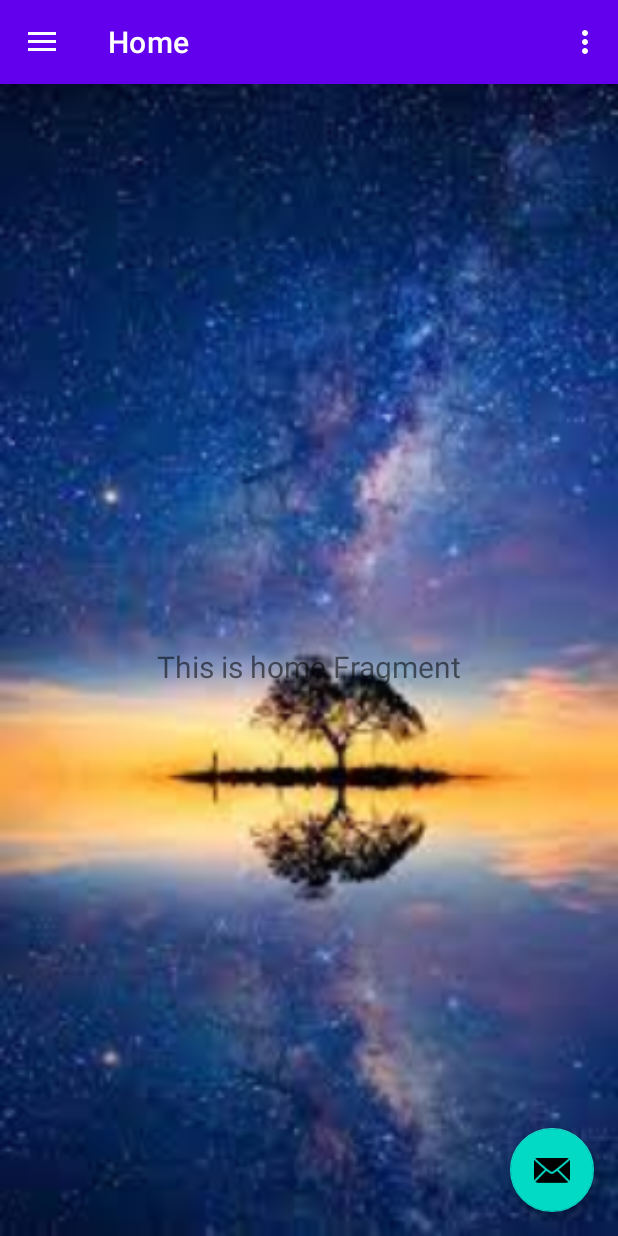
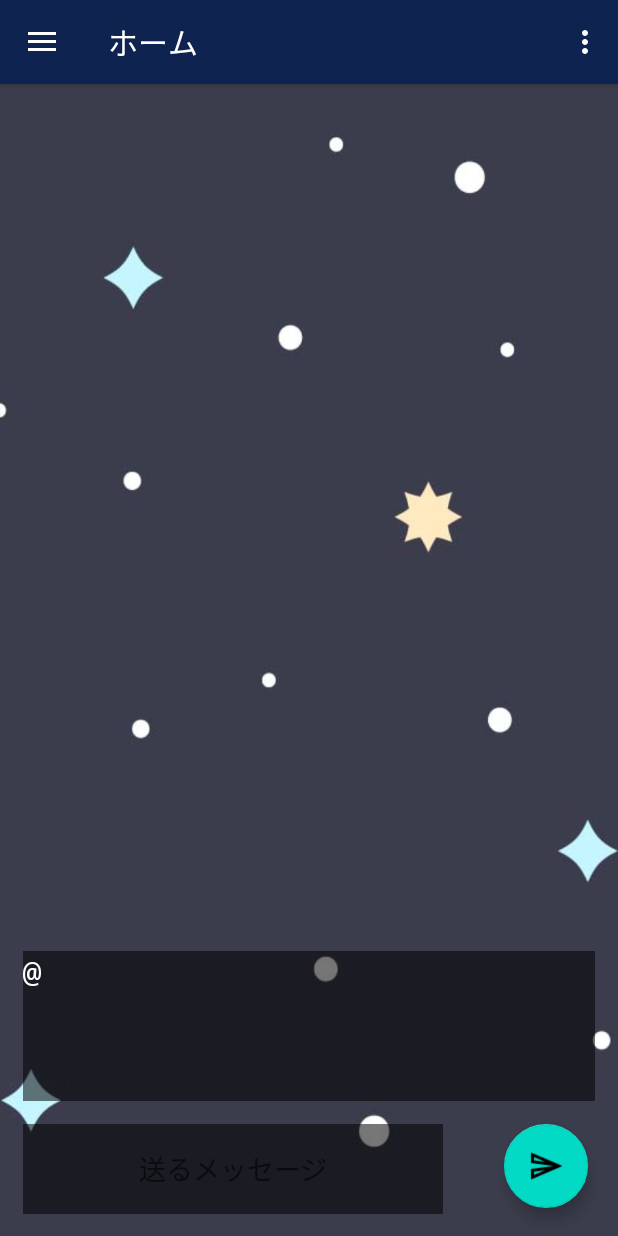
Before and after one commit to MioYamamoto55/Hamburgerbar, an Android app: the screen it shows after launch (MainActivity), on a phone screen of 412 x 824 dp. Run offline under Robolectric (Android 15) with nearby library versions, the phone set to English and light mode, and no system bars; our stand-ins replace navigation-ui.

Commit message:
SSTデザインまで

```diff
--- a/app/src/main/java/com/example/hamburgerbar/MainActivity.kt
+++ b/app/src/main/java/com/example/hamburgerbar/MainActivity.kt
@@ -1,10 +1,8 @@
 package com.example.hamburgerbar
 
-import android.opengl.GLSurfaceView
+
 import android.os.Bundle
 import android.view.Menu
-import android.view.MotionEvent
-import com.google.android.material.snackbar.Snackbar
 import com.google.android.material.navigation.NavigationView
 import androidx.navigation.findNavController
 import androidx.navigation.ui.AppBarConfiguration
@@ -22,16 +20,11 @@ class MainActivity : AppCompatActivity() {
 
     override fun onCreate(savedInstanceState: Bundle?) {
         super.onCreate(savedInstanceState)
-
         binding = ActivityMainBinding.inflate(layoutInflater)
         setContentView(binding.root)
 
         setSupportActionBar(binding.appBarMain.toolbar)
 
-        binding.appBarMain.fab.setOnClickListener { view ->
-            Snackbar.make(view, "Replace with your own action", Snackbar.LENGTH_LONG)
-                .setAction("Action", null).show()
-        }
         val drawerLayout: DrawerLayout = binding.drawerLayout
         val navView: NavigationView = binding.navView
         val navController = findNavController(R.id.nav_host_fragment_content_main)
--- a/app/src/main/java/com/example/hamburgerbar/ui/gallery/GalleryFragment.kt
+++ b/app/src/main/java/com/example/hamburgerbar/ui/gallery/GalleryFragment.kt
@@ -8,7 +8,6 @@ import android.widget.TextView
 import androidx.fragment.app.Fragment
 import androidx.lifecycle.Observer
 import androidx.lifecycle.ViewModelProvider
-import com.example.hamburgerbar.R
 import com.example.hamburgerbar.databinding.FragmentGalleryBinding
 
 class GalleryFragment : Fragment() {
--- a/app/src/main/java/com/example/hamburgerbar/ui/home/HomeFragment.kt
+++ b/app/src/main/java/com/example/hamburgerbar/ui/home/HomeFragment.kt
@@ -1,17 +1,42 @@
 package com.example.hamburgerbar.ui.home
 
+import android.app.Activity
+import android.content.Intent
 import android.os.Bundle
+import android.speech.RecognizerIntent
+import android.speech.tts.TextToSpeech
+import android.text.method.ScrollingMovementMethod
 import android.view.LayoutInflater
 import android.view.View
 import android.view.ViewGroup
+import android.widget.EditText
 import android.widget.TextView
+import android.widget.Toast
 import androidx.fragment.app.Fragment
 import androidx.lifecycle.Observer
 import androidx.lifecycle.ViewModelProvider
 import com.example.hamburgerbar.R
 import com.example.hamburgerbar.databinding.FragmentHomeBinding
+import com.google.android.material.floatingactionbutton.FloatingActionButton
+import java.util.*
 
 class HomeFragment : Fragment() {
+    val btn_tts = view?.findViewById<FloatingActionButton>(R.id.btn_tts)
+    val et_text_input = view?.findViewById<EditText>(R.id.et_text_input)
+
+    //SST
+    companion object {
+        private const val REQUEST_CODE_STT = 1
+    }
+    private val textToSpeechEngine: TextToSpeech by lazy {
+        TextToSpeech(requireActivity(),
+            TextToSpeech.OnInitListener { status ->
+                if (status == TextToSpeech.SUCCESS) {
+                    textToSpeechEngine.language = Locale.JAPANESE
+                }
+            })
+    }
+    //</SST>
 
     private lateinit var homeViewModel: HomeViewModel
     private var _binding: FragmentHomeBinding? = null
@@ -32,10 +57,53 @@ class HomeFragment : Fragment() {
         val root: View = binding.root
 
         val textView: TextView = binding.textHome
+
         homeViewModel.text.observe(viewLifecycleOwner, Observer {
             textView.text = it
+            textView.movementMethod = ScrollingMovementMethod()
+
         })
         return root
+    }
+
+    //<SST func>
+    /*フラグメントにsetOnClickListener→*/
+    override fun onStart() {
+        super.onStart()
+        btn_tts?.setOnClickListener {
+            val text = et_text_input?.text.toString().trim()
+            if (text.isNotEmpty()) {
+                textToSpeechEngine.speak(text, TextToSpeech.QUEUE_FLUSH, null, "tts1")
+            } else {
+                Toast.makeText(requireActivity(), "入力が確認できません。", Toast.LENGTH_LONG).show()
+            }
+        }
+        //</SST func>
+    }
+
+    override fun onActivityResult(requestCode: Int, resultCode: Int, data: Intent?) {
+        super.onActivityResult(requestCode, resultCode, data)
+        when (requestCode) {
+            REQUEST_CODE_STT -> {
+                if (resultCode == Activity.RESULT_OK && data != null) {
+                    val result = data.getStringArrayListExtra(RecognizerIntent.EXTRA_RESULTS)
+                    result?.let {
+                        val recognizedText = it[0]
+                        et_text_input?.setText(recognizedText)
+                    }
+                }
+            }
+        }
+    }
+
+    override fun onPause() {
+        textToSpeechEngine.stop()
+        super.onPause()
+    }
+
+    override fun onDestroy() {
+        textToSpeechEngine.shutdown()
+        super.onDestroy()
     }
 
     override fun onDestroyView() {
--- a/app/src/main/java/com/example/hamburgerbar/ui/home/HomeViewModel.kt
+++ b/app/src/main/java/com/example/hamburgerbar/ui/home/HomeViewModel.kt
@@ -1,5 +1,6 @@
 package com.example.hamburgerbar.ui.home
 
+import android.text.method.ScrollingMovementMethod
 import androidx.lifecycle.LiveData
 import androidx.lifecycle.MutableLiveData
 import androidx.lifecycle.ViewModel
@@ -7,7 +8,9 @@ import androidx.lifecycle.ViewModel
 class HomeViewModel : ViewModel() {
 
     private val _text = MutableLiveData<String>().apply {
-        value = "This is home Fragment"
+        value = "@"
     }
     val text: LiveData<String> = _text
+
+
 }
--- a/app/src/main/java/com/example/hamburgerbar/ui/slideshow/SlideshowFragment.kt
+++ b/app/src/main/java/com/example/hamburgerbar/ui/trophy/SlideshowFragment.kt
@@ -1,4 +1,4 @@
-package com.example.hamburgerbar.ui.slideshow
+package com.example.hamburgerbar.ui.trophy
 
 import android.os.Bundle
 import android.view.LayoutInflater
@@ -8,7 +8,6 @@ import android.widget.TextView
 import androidx.fragment.app.Fragment
 import androidx.lifecycle.Observer
 import androidx.lifecycle.ViewModelProvider
-import com.example.hamburgerbar.R
 import com.example.hamburgerbar.databinding.FragmentSlideshowBinding
 
 class SlideshowFragment : Fragment() {
--- a/app/src/main/java/com/example/hamburgerbar/ui/slideshow/SlideshowViewModel.kt
+++ b/app/src/main/java/com/example/hamburgerbar/ui/trophy/SlideshowViewModel.kt
@@ -1,4 +1,4 @@
-package com.example.hamburgerbar.ui.slideshow
+package com.example.hamburgerbar.ui.trophy
 
 import androidx.lifecycle.LiveData
 import androidx.lifecycle.MutableLiveData
--- a/app/src/main/res/layout/app_bar_main.xml
+++ b/app/src/main/res/layout/app_bar_main.xml
@@ -15,20 +15,12 @@
             android:id="@+id/toolbar"
             android:layout_width="match_parent"
             android:layout_height="?attr/actionBarSize"
-            android:background="?attr/colorPrimary"
+            android:background="@color/indigo"
             app:popupTheme="@style/Theme.HamburgerBar.PopupOverlay" />
 
     </com.google.android.material.appbar.AppBarLayout>
 
     <include layout="@layout/content_main" />
 
-    <com.google.android.material.floatingactionbutton.FloatingActionButton
-        android:id="@+id/fab"
-        android:layout_width="wrap_content"
-        android:layout_height="wrap_content"
-        android:layout_gravity="bottom|end"
-        android:layout_marginEnd="@dimen/fab_margin"
-        android:layout_marginBottom="16dp"
-        app:srcCompat="@android:drawable/ic_dialog_email" />
 
 </androidx.coordinatorlayout.widget.CoordinatorLayout>
--- a/app/src/main/res/layout/fragment_gallery.xml
+++ b/app/src/main/res/layout/fragment_gallery.xml
@@ -5,11 +5,6 @@
     android:layout_width="match_parent"
     android:layout_height="match_parent"
     tools:context=".ui.gallery.GalleryFragment">
-
-    <ImageView
-        android:background="@drawable/gallery_img"
-        android:layout_width="match_parent"
-        android:layout_height="match_parent"/>
 
     <TextView
         android:id="@+id/text_gallery"
--- a/app/src/main/res/layout/fragment_home.xml
+++ b/app/src/main/res/layout/fragment_home.xml
@@ -7,21 +7,51 @@
     tools:context=".ui.home.HomeFragment">
 
     <ImageView
-        android:background="@drawable/home_img"
+        android:id="@+id/imageView2"
         android:layout_width="match_parent"
-        android:layout_height="match_parent"/>
+        android:layout_height="match_parent"
+        android:adjustViewBounds="true"
+        android:background="@drawable/background" />
+
 
     <TextView
         android:id="@+id/text_home"
         android:layout_width="match_parent"
+        android:layout_height="100dp"
+        android:layout_marginStart="15dp"
+        android:layout_marginEnd="15dp"
+        android:layout_marginBottom="90dp"
+        android:background="#88000000"
+        android:fontFamily="monospace"
+        android:textColor="@color/white"
+        android:textSize="20sp"
+        app:layout_constraintBottom_toBottomOf="@+id/imageView2"
+        app:layout_constraintEnd_toEndOf="parent"
+        app:layout_constraintStart_toStartOf="parent" />
+
+    <EditText
+        android:id="@+id/et_text_input"
+        android:layout_width="280dp"
+        android:layout_height="60dp"
+        android:layout_marginStart="15dp"
+        android:layout_marginTop="15dp"
+        android:maxLength="30"
+        android:gravity="center"
+        android:textColor="@color/white"
+        android:hint="@string/text_from_stt_or_for_tts_goes_here"
+        app:layout_constraintStart_toStartOf="parent"
+        app:layout_constraintTop_toBottomOf="@+id/text_home"
+        android:background="#88000000"/>
+
+    <com.google.android.material.floatingactionbutton.FloatingActionButton
+        android:id="@+id/btn_tts"
+        android:src="@drawable/outline_send_black_24"
+        android:layout_width="wrap_content"
         android:layout_height="wrap_content"
-        android:layout_marginStart="8dp"
-        android:layout_marginTop="8dp"
-        android:layout_marginEnd="8dp"
-        android:textAlignment="center"
-        android:textSize="20sp"
-        app:layout_constraintBottom_toBottomOf="parent"
+        android:layout_marginTop="15dp"
+        android:layout_marginEnd="20dp"
+        android:text="@string/send"
         app:layout_constraintEnd_toEndOf="parent"
-        app:layout_constraintStart_toStartOf="parent"
-        app:layout_constraintTop_toTopOf="parent" />
+        app:layout_constraintTop_toBottomOf="@+id/text_home" />
+
 </androidx.constraintlayout.widget.ConstraintLayout>
--- a/app/src/main/res/layout/fragment_slideshow.xml
+++ b/app/src/main/res/layout/fragment_slideshow.xml
@@ -4,12 +4,7 @@
     xmlns:tools="http://schemas.android.com/tools"
     android:layout_width="match_parent"
     android:layout_height="match_parent"
-    tools:context=".ui.slideshow.SlideshowFragment">
-
-    <ImageView
-        android:background="@drawable/slideshow_img"
-        android:layout_width="match_parent"
-        android:layout_height="match_parent"/>
+    tools:context=".ui.trophy.SlideshowFragment">
 
     <TextView
         android:id="@+id/text_slideshow"
--- a/app/src/main/res/menu/activity_main_drawer.xml
+++ b/app/src/main/res/menu/activity_main_drawer.xml
@@ -7,14 +7,14 @@
         <item
             android:id="@+id/nav_home"
             android:icon="@drawable/ic_menu_camera"
-            android:title="@string/menu_home" />
+            android:title="@string/home" />
         <item
             android:id="@+id/nav_gallery"
             android:icon="@drawable/ic_menu_gallery"
-            android:title="@string/menu_gallery" />
+            android:title="@string/gallery" />
         <item
             android:id="@+id/nav_slideshow"
             android:icon="@drawable/ic_menu_slideshow"
-            android:title="@string/menu_slideshow" />
+            android:title="@string/slideshow" />
     </group>
 </menu>
--- a/app/src/main/res/navigation/mobile_navigation.xml
+++ b/app/src/main/res/navigation/mobile_navigation.xml
@@ -8,18 +8,18 @@
     <fragment
         android:id="@+id/nav_home"
         android:name="com.example.hamburgerbar.ui.home.HomeFragment"
-        android:label="@string/menu_home"
+        android:label="@string/home"
         tools:layout="@layout/fragment_home" />
 
     <fragment
         android:id="@+id/nav_gallery"
         android:name="com.example.hamburgerbar.ui.gallery.GalleryFragment"
-        android:label="@string/menu_gallery"
+        android:label="@string/gallery"
         tools:layout="@layout/fragment_gallery" />
 
     <fragment
         android:id="@+id/nav_slideshow"
-        android:name="com.example.hamburgerbar.ui.slideshow.SlideshowFragment"
-        android:label="@string/menu_slideshow"
+        android:name="com.example.hamburgerbar.ui.trophy.SlideshowFragment"
+        android:label="@string/slideshow"
         tools:layout="@layout/fragment_slideshow" />
 </navigation>
--- a/app/src/main/res/values/colors.xml
+++ b/app/src/main/res/values/colors.xml
@@ -8,4 +8,5 @@
     <color name="black">#FF000000</color>
     <color name="white">#FFFFFFFF</color>
     <color name="translucent">#99FFFFFF</color>
+    <color name="indigo">#0f2350</color>
 </resources>
--- a/app/src/main/res/values/strings.xml
+++ b/app/src/main/res/values/strings.xml
@@ -7,9 +7,9 @@
     <string name="nav_header_desc">Navigation header</string>
     <string name="action_settings">Settings</string>
 
-    <string name="menu_home">Home</string>
-    <string name="menu_gallery">Gallery</string>
-    <string name="menu_slideshow">Slideshow</string>
+    <string name="home">ホーム</string>
+    <string name="gallery">日記</string>
+    <string name="slideshow">トロフィー</string>
 
     <string name="paragraph">Lorem ipsum dolor sit amet, consectetur adipiscing elit. Nam libero
         neque, consectetur non magna eu, malesuada volutpat arcu. Fusce sit amet luctus dolor, vel
@@ -22,4 +22,8 @@
         convallis nunc eget turpis semper lobortis. Maecenas accumsan, quam nec imperdiet accumsan,
         arcu lacus tempor nulla, a porttitor massa odio sit amet lacus. Curabitur euismod rutrum
         interdum.</string>
+
+    <string name="text_from_stt_or_for_tts_goes_here">送るメッセージ</string>
+    <string name="speak">Speak</string>
+    <string name="send">送信！</string>
 </resources>
--- a/app/src/main/res/values/themes.xml
+++ b/app/src/main/res/values/themes.xml
@@ -2,9 +2,6 @@
     <!-- Base application theme. -->
     <style name="Theme.HamburgerBar" parent="Theme.MaterialComponents.DayNight.DarkActionBar">
         <!-- Primary brand color. -->
-        <item name="colorPrimary">@color/purple_500</item>
-        <item name="colorPrimaryVariant">@color/purple_700</item>
-        <item name="colorOnPrimary">@color/white</item>
         <!-- Secondary brand color. -->
         <item name="colorSecondary">@color/teal_200</item>
         <item name="colorSecondaryVariant">@color/teal_700</item>
```
Also changed, not shown: app/src/main/res/drawable-v24/gallery_img.jpg (deleted), app/src/main/res/drawable-v24/home_img.jpg (deleted), app/src/main/res/drawable-v24/slideshow_img.jpg (deleted), app/src/main/res/drawable/background.jpg (added), app/src/main/res/drawable/outline_send_black_24.png (added).
